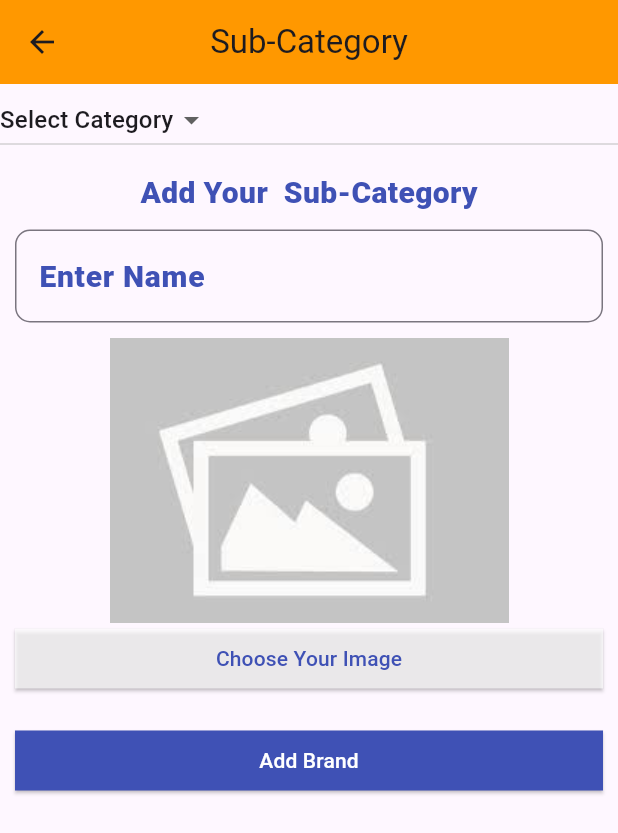
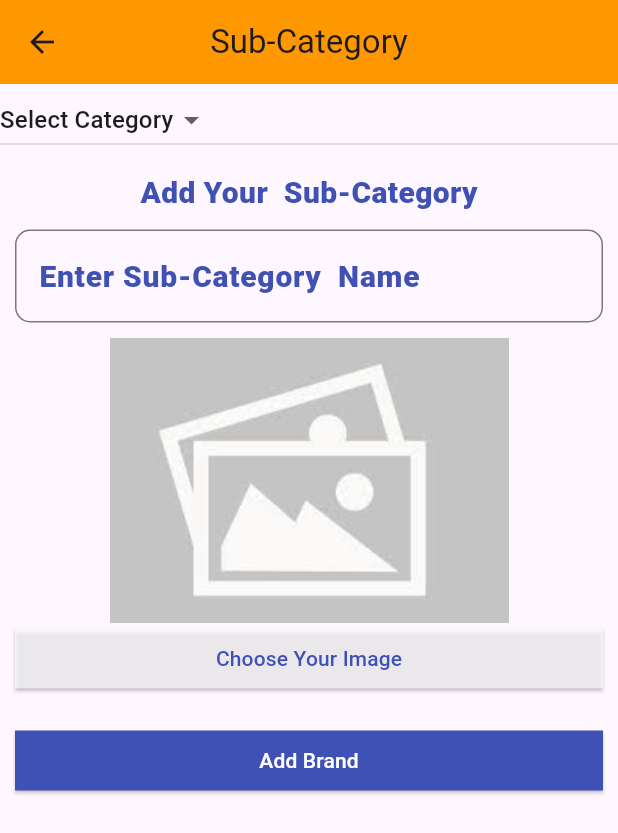
Before and after one commit to sarthakdjoshi/Intership_Project, a Flutter app: the Sub_Category screen opened directly, on a phone screen of 412 x 824 dp. Shown: the top 833 px of the screen. Run offline on Flutter 3.47's test engine with Material 3 defaults, Android fonts, the phone set to English and light mode, and no system bars; our stand-ins replace cloud_firestore, firebase_auth, firebase_core, firebase_storage, image_picker; accounts and stored records are empty.

Commit message:
Initial Commit

```diff
--- a/lib/Screen/subcategory.dart
+++ b/lib/Screen/subcategory.dart
@@ -13,7 +13,7 @@ class Sub_Category extends StatefulWidget {
 }
 
 class _Sub_CategoryState extends State<Sub_Category> {
-  String Course = 'Select Category';//dropdown
+  String Categoty = 'Select Category';//dropdown
  List<String> options = [
     'Select Category',
     'Hoodie','Shoes'
@@ -37,7 +37,7 @@ class _Sub_CategoryState extends State<Sub_Category> {
         imageurl = await ref.getDownloadURL();
         print("Image Url:$imageurl");
         FirebaseFirestore.instance.collection("Sub-Category").add({
-          "Category_Name": Course.trim().toString(),
+          "Category_Name": Categoty.trim().toString(),
           "Sub_Category":name.text.trim().toString(),
           "Image": imageurl
         }).then((value) {
@@ -73,10 +73,11 @@ class _Sub_CategoryState extends State<Sub_Category> {
               children: [
                  Expanded(
                    child: DropdownButton<String>(
-                    value: Course,
+                    value: Categoty,
                     onChanged: (String? newValue) {
                       setState(() {
-                        Course = newValue!;
+                        Categoty = newValue!;
+                        print(Categoty);
                       });
                     },
                     items: options
@@ -107,7 +108,7 @@ class _Sub_CategoryState extends State<Sub_Category> {
                       TextField(
                         controller: name,
                         decoration: InputDecoration(
-                          hintText: "Enter Name",
+                          hintText: "Enter Sub-Category  Name",
                           hintStyle: const TextStyle(
                               fontSize: 20,
                               color: Colors.indigo,
```
